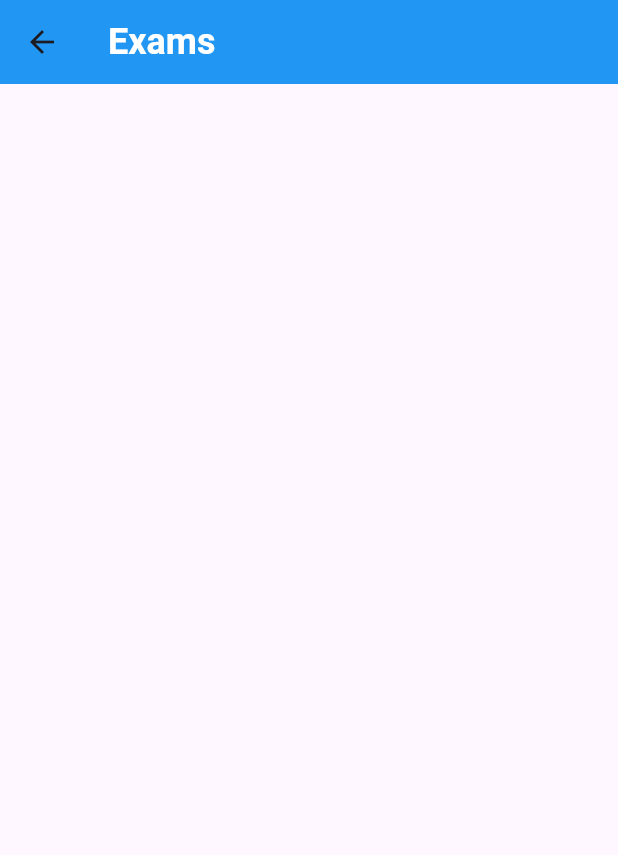
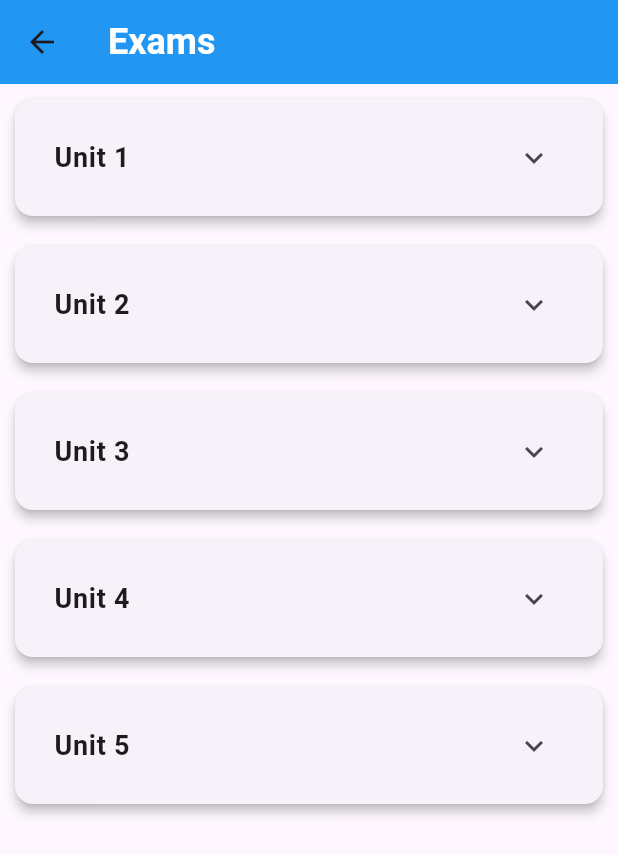
Before and after one commit to Sumeyahassen/BDU-SUPPORT-APP, a Flutter app: the CourseDetailScreen screen opened directly with sample values from the repository, after a tap on "Exams", on a phone screen of 412 x 824 dp. Shown: the top 855 px of the screen. Run offline on Flutter 3.47's test engine with Material 3 defaults, Android fonts, the phone set to English and light mode, and no system bars.

Commit message:
modifay the exam and exit exam screen

```diff
--- a/lib/features/courses/course_detail_screen.dart
+++ b/lib/features/courses/course_detail_screen.dart
@@ -81,7 +81,7 @@ class CourseDetailScreen extends StatelessWidget {
                     context,
                     MaterialPageRoute(
                       builder:
-                          (context) => ExamsScreen(exams: course.examLinks),
+                          (context) => ExamsScreen(exams: course.examLinks, examUnits: const [],),
                     ),
                   );
                 },
--- a/lib/features/courses/resourses/exames_screen.dart
+++ b/lib/features/courses/resourses/exames_screen.dart
@@ -1,34 +1,76 @@
-
-
 import 'package:flutter/material.dart';
 
 class ExamsScreen extends StatelessWidget {
-  final List<String> exams;
+  final List<String> units = ['Unit 1', 'Unit 2', 'Unit 3', 'Unit 4', 'Unit 5'];
+  final List<String> years = ['2015', '2016', '2017'];
 
-  const ExamsScreen({required this.exams, Key? key}) : super(key: key);
+  ExamsScreen({Key? key, required List<String> exams, required List examUnits}) : super(key: key);
 
   @override
   Widget build(BuildContext context) {
     return Scaffold(
-      appBar: AppBar(title:const Text('Exams',
+      appBar: AppBar(
+        title: const Text(
+          'Exams',
           style: TextStyle(
             fontSize: 24,
             fontWeight: FontWeight.bold,
             color: Colors.white,
           ),
         ),
-         backgroundColor: Colors.blue,
+        backgroundColor: Colors.blue,
       ),
       body: ListView.builder(
-        itemCount: exams.length,
-        itemBuilder: (context, index) {
-          return ListTile(
-            title: Text('Exam ${index + 1}'),
-            subtitle: Text(exams[index]),
-            // You can add logic to open/download exams
+        itemCount: units.length,
+        itemBuilder: (context, unitIndex) {
+          String unit = units[unitIndex];
+          return Card(
+            elevation: 3,
+            margin: const EdgeInsets.all(10),
+            child: Padding(
+              padding: const EdgeInsets.all(10),
+              child: ExpansionTile(
+                title: Text(
+                  unit,
+                  style: const TextStyle(
+                    fontSize: 18,
+                    fontWeight: FontWeight.w600,
+                  ),
+                ),
+                children: [
+                  buildExamSection('Mid Exam', unit),
+                  buildExamSection('Final Exam', unit),
+                ],
+              ),
+            ),
           );
         },
       ),
     );
   }
+
+  Widget buildExamSection(String type, String unit) {
+    return Card(
+      color: Colors.grey[100],
+      margin: const EdgeInsets.symmetric(vertical: 5, horizontal: 15),
+      child: ExpansionTile(
+        title: Text(
+          type,
+          style: const TextStyle(fontSize: 16, fontWeight: FontWeight.w500),
+        ),
+        children:
+            years.map((year) {
+              return ListTile(
+                title: Text('$year $type'),
+                leading: const Icon(Icons.picture_as_pdf, color: Colors.red),
+                trailing: const Icon(Icons.download),
+                onTap: () {
+                  // TODO: Add PDF viewer or download logic
+                  print('Tapped on $year $type for $unit');
+                },
+              );
+            }).toList(),
+      ),
+    );
+  }
 }
--- a/lib/features/home/home_screen.dart
+++ b/lib/features/home/home_screen.dart
@@ -47,7 +47,7 @@ class _HomeScreenState extends State<HomeScreen>
       appBar: AppBar(
         title: const Text(
           'BDU-SUPPORT-APP',
-          style: TextStyle(fontWeight: FontWeight.bold, fontSize: 24),
+          style: TextStyle(fontWeight: FontWeight.bold, fontSize: 24,color: Colors.white),
         ),
         backgroundColor: Colors.blue,
       ),
```
Also changed, not shown: lib/features/exit_exam/exit_exam_screen.dart (+17 -12 lines), lib/features/exit_exam/exit_exam_year_department_screen.dart (+83 -12 lines).
